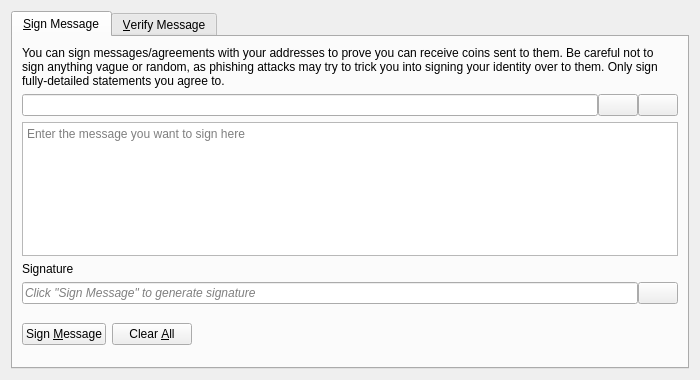
Qt form src/qt/forms/signverifymessagedialog.ui (nationalbitcoin/russianbitcoin) before a commit.
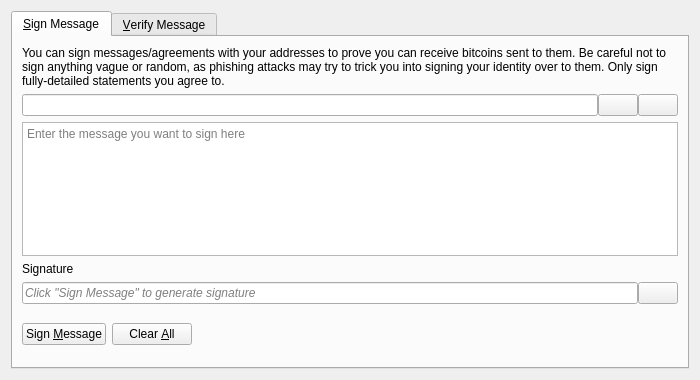
The same form after that commit. Icons and pictures are not drawn. Custom widgets are drawn as their Qt base class.

The edit to the form file:
```diff
--- a/src/qt/forms/signverifymessagedialog.ui
+++ b/src/qt/forms/signverifymessagedialog.ui
@@ -30,7 +30,7 @@
        <item>
         <widget class="QLabel" name="infoLabel_SM">
          <property name="text">
-          <string>You can sign messages/agreements with your addresses to prove you can receive coins sent to them. Be careful not to sign anything vague or random, as phishing attacks may try to trick you into signing your identity over to them. Only sign fully-detailed statements you agree to.</string>
+          <string>You can sign messages/agreements with your addresses to prove you can receive bitcoins sent to them. Be careful not to sign anything vague or random, as phishing attacks may try to trick you into signing your identity over to them. Only sign fully-detailed statements you agree to.</string>
          </property>
          <property name="textFormat">
           <enum>Qt::PlainText</enum>
```
Left out of the diff: 8 changed lines with no effect on the pictures.
